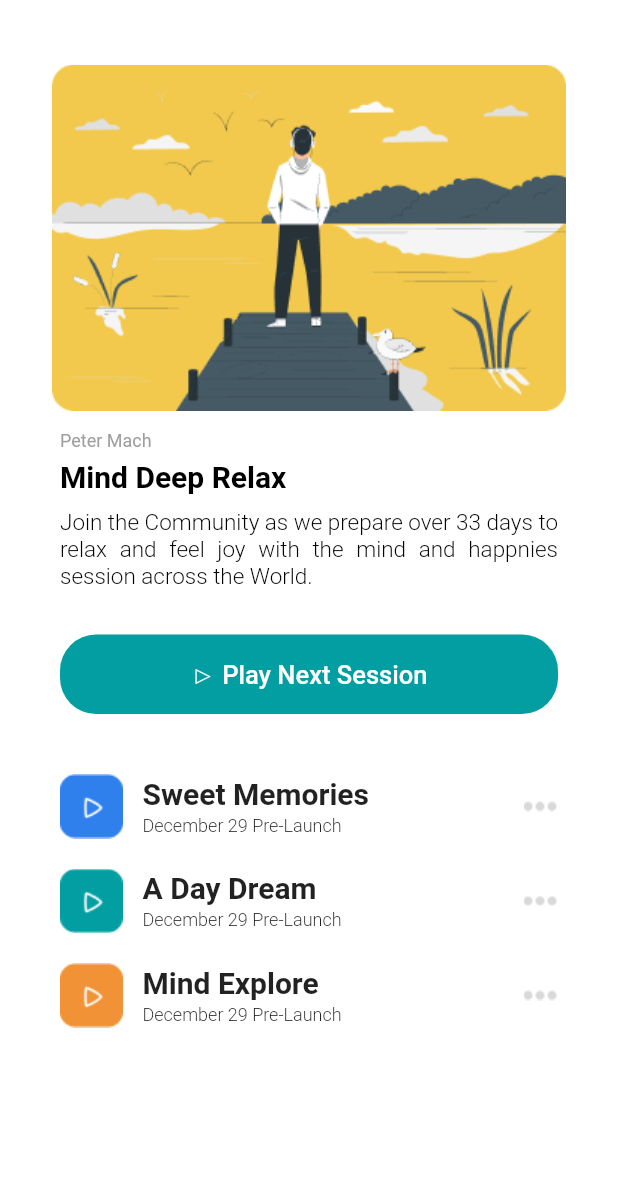
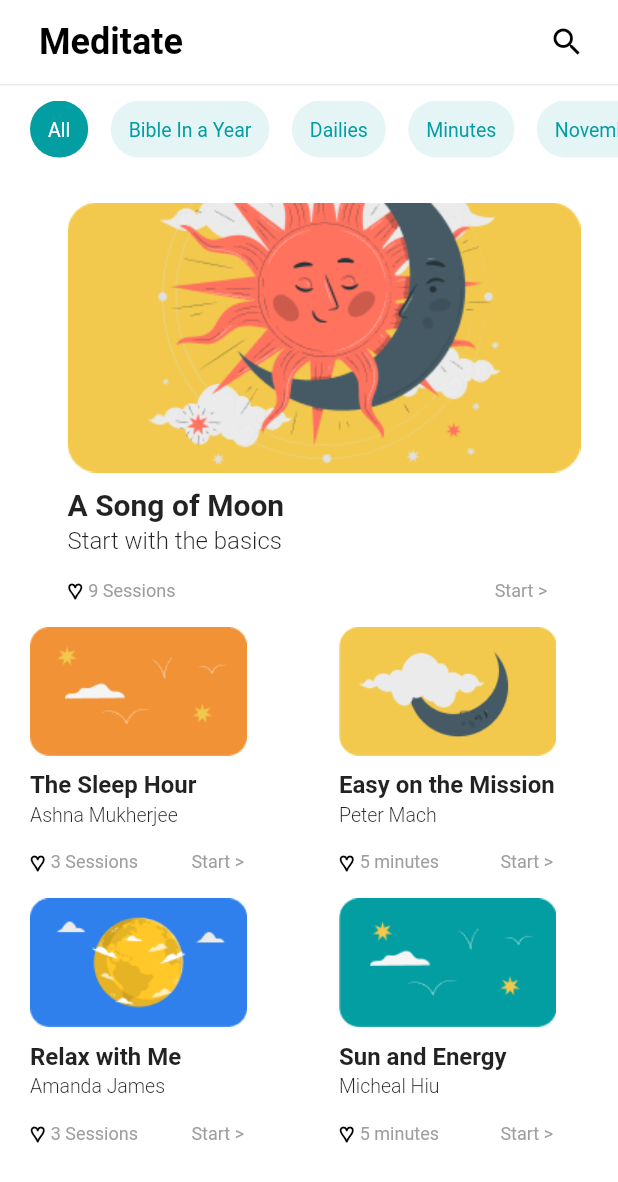
Before and after one commit to protocall911/flutter_welcome_screen, a Flutter app: the PlaylistScreen screen opened directly, after a tap on "▷ Play Next Session", on a phone screen of 412 x 824 dp. Shown: the top 1182 px of the screen. Run offline on Flutter 3.47's test engine with Material 2 defaults, Android fonts, the phone set to English and light mode, and no system bars.

Commit message:
Added third screen

```diff
--- /dev/null
+++ b/lib/MeditateScreen/components/body.dart
@@ -0,0 +1,57 @@
+import 'package:flutter/material.dart';
+import 'package:welcome_screen/MeditateScreen/components/main_playlist_card.dart';
+import 'package:welcome_screen/MeditateScreen/components/playlist_card.dart';
+import 'package:welcome_screen/MeditateScreen/components/tag_list.dart';
+
+class Body extends StatelessWidget {
+  @override
+  Widget build(BuildContext context) {
+    return Column(
+      children: <Widget>[
+        TagList(),
+        SizedBox(height: 20),
+        MainPlaylistCard(),
+        Container(
+          child: Row(
+            children: <Widget>[
+              Expanded(
+                child: PlaylistCard(
+                    img: 'assets/images/img_orange_birds.png',
+                    title: 'The Sleep Hour',
+                    author: 'Ashna Mukherjee',
+                    time: '3 Sessions'),
+              ),
+              Expanded(
+                child: PlaylistCard(
+                    img: 'assets/images/img_yellow_lune.png',
+                    title: 'Easy on the Mission',
+                    author: 'Peter Mach',
+                    time: '5 minutes'),
+              ),
+            ],
+          ),
+        ),
+        Container(
+          child: Row(
+            children: <Widget>[
+              Expanded(
+                child: PlaylistCard(
+                    img: 'assets/images/img_blue_planet.png',
+                    title: 'Relax with Me',
+                    author: 'Amanda James',
+                    time: '3 Sessions'),
+              ),
+              Expanded(
+                child: PlaylistCard(
+                    img: 'assets/images/img_green_birds.png',
+                    title: 'Sun and Energy',
+                    author: 'Micheal Hiu',
+                    time: '5 minutes'),
+              ),
+            ],
+          ),
+        ),
+      ],
+    );
+  }
+}
--- /dev/null
+++ b/lib/MeditateScreen/components/main_playlist_card.dart
@@ -0,0 +1,77 @@
+import 'package:flutter/material.dart';
+
+class MainPlaylistCard extends StatelessWidget {
+  const MainPlaylistCard({
+    Key? key
+  }) : super(key: key);
+
+
+  @override
+  Widget build(BuildContext context) {
+    Size size = MediaQuery.of(context).size;
+    return Column(
+      crossAxisAlignment: CrossAxisAlignment.start,
+      children: <Widget>[
+        Container(
+          padding: EdgeInsets.only(left: 20),
+          child: Image.asset('assets/images/img_sun_lune.png'),
+        ),
+        SizedBox(
+          height: 10,
+        ),
+        Padding(
+          padding: EdgeInsets.only(left: 20),
+          child: Column(
+            crossAxisAlignment: CrossAxisAlignment.start,
+            children: <Widget>[
+              Text(
+                'A Song of Moon',
+                style: TextStyle(fontWeight: FontWeight.bold, fontSize: 20),
+              ),
+              SizedBox(
+                height: 3,
+              ),
+              Text(
+                'Start with the basics',
+                style: TextStyle(fontWeight: FontWeight.w300, fontSize: 16),
+              ),
+            ],
+          ),
+        ),
+        Container(
+          width: size.width * 0.86,
+          child: Padding(
+            padding: EdgeInsets.only(left: 20),
+            child: Row(
+              children: <Widget>[
+                Text(
+                  '♡ ',
+                  style:
+                  TextStyle(color: Colors.black, fontWeight: FontWeight.bold),
+                ),
+                Text(
+                  '9 Sessions',
+                  style: TextStyle(
+                      color: Colors.grey,
+                      fontWeight: FontWeight.normal,
+                      fontSize: 12),
+                ),
+                Spacer(),
+                TextButton(
+                  onPressed: () {},
+                  child: Text(
+                    'Start >',
+                    style: TextStyle(
+                        color: Colors.grey,
+                        fontWeight: FontWeight.normal,
+                        fontSize: 12),
+                  ),
+                ),
+              ],
+            ),
+          ),
+        ),
+      ],
+    );
+  }
+}
--- /dev/null
+++ b/lib/MeditateScreen/components/playlist_card.dart
@@ -0,0 +1,83 @@
+import 'package:flutter/material.dart';
+
+class PlaylistCard extends StatelessWidget {
+  final String img, title, author, time;
+
+  const PlaylistCard({
+    Key? key,
+    required this.img,
+    required this.title,
+    required this.author,
+    required this.time,
+  }) : super(key: key);
+
+  @override
+  Widget build(BuildContext context) {
+    Size size = MediaQuery.of(context).size;
+    return Column(
+      crossAxisAlignment: CrossAxisAlignment.start,
+      children: <Widget>[
+        Container(
+          padding: EdgeInsets.only(left: 20),
+          child: Image.asset(img),
+          width: size.width * 0.4,
+        ),
+        SizedBox(
+          height: 10,
+        ),
+        Padding(
+          padding: EdgeInsets.only(left: 20),
+          child: Column(
+            crossAxisAlignment: CrossAxisAlignment.start,
+            children: <Widget>[
+              Text(
+                title,
+                style: TextStyle(fontWeight: FontWeight.bold, fontSize: 16),
+              ),
+              SizedBox(
+                height: 3,
+              ),
+              Text(
+                author,
+                style: TextStyle(fontWeight: FontWeight.w300, fontSize: 13),
+              ),
+            ],
+          ),
+        ),
+        Container(
+          width: size.width * 0.43,
+          child: Padding(
+            padding: EdgeInsets.only(left: 20),
+            child: Row(
+              children: <Widget>[
+                Text(
+                  '♡ ',
+                  style:
+                  TextStyle(color: Colors.black, fontWeight: FontWeight.bold),
+                ),
+                Text(
+                  time,
+                  style: TextStyle(
+                      color: Colors.grey,
+                      fontWeight: FontWeight.normal,
+                      fontSize: 12),
+                ),
+                Spacer(),
+                TextButton(
+                  onPressed: () {},
+                  child: Text(
+                    'Start >',
+                    style: TextStyle(
+                        color: Colors.grey,
+                        fontWeight: FontWeight.normal,
+                        fontSize: 12),
+                  ),
+                ),
+              ],
+            ),
+          ),
+        ),
+      ],
+    );
+  }
+}
--- /dev/null
+++ b/lib/MeditateScreen/components/tag_list.dart
@@ -0,0 +1,58 @@
+import 'package:flutter/material.dart';
+import 'package:welcome_screen/main.dart';
+
+class TagList extends StatefulWidget {
+  @override
+  _TagListState createState() => _TagListState();
+}
+
+class _TagListState extends State<TagList> {
+  final tagsList = <String>[
+    'All',
+    'Bible In a Year',
+    'Dailies',
+    'Minutes',
+    'November'
+  ];
+  var selected = 0;
+
+  @override
+  Widget build(BuildContext context) {
+    return Container(
+      padding: EdgeInsets.only(left: 20, top: 10, bottom: 10),
+      height: 58,
+      child: ListView.separated(
+          scrollDirection: Axis.horizontal,
+          itemBuilder: (context, index) => GestureDetector(
+                onTap: () {
+                  setState(() {
+                    selected = index;
+                  });
+                },
+                child: Container(
+                  padding: EdgeInsets.symmetric(
+                    vertical: 12,
+                    horizontal: 12,
+                  ),
+                  decoration: BoxDecoration(
+                    borderRadius: BorderRadius.circular(20),
+                    color: selected == index
+                        ? kPrimaryColor
+                        : Theme.of(context).primaryColor.withOpacity(0.1),
+                  ),
+                  child: Text(
+                    tagsList[index],
+                    style: TextStyle(
+                      color: selected == index ? Colors.white : kPrimaryColor,
+                      fontSize: 13,
+                    ),
+                  ),
+                ),
+              ),
+          separatorBuilder: (_, index) => SizedBox(
+                width: 15,
+              ),
+          itemCount: tagsList.length),
+    );
+  }
+}
--- a/lib/MeditateScreen/meditate_screen.dart
+++ b/lib/MeditateScreen/meditate_screen.dart
@@ -0,0 +1,38 @@
+import 'package:flutter/material.dart';
+import 'package:welcome_screen/MeditateScreen/components/body.dart';
+import 'package:welcome_screen/main.dart';
+
+class MeditateScreen extends StatelessWidget {
+  @override
+  Widget build(BuildContext context) {
+    return Scaffold(
+        backgroundColor: Colors.white,
+        appBar: AppBar(
+          titleSpacing: -30,
+          title: Text(
+            'Meditate',
+            style: Theme.of(context)
+              .textTheme
+              .headline5
+              ?.copyWith(fontWeight: FontWeight.bold, color: Colors.black)
+          ),
+          elevation: 0,
+          backgroundColor: Colors.transparent,
+          bottom: PreferredSize(
+            child: Container(
+              color: kAppBarBottomLineColor,
+              height: 1.0,
+            ),
+            preferredSize: Size.fromHeight(1.0),
+          ),
+          actions: <Widget>[
+            IconButton(
+              padding: EdgeInsets.only( right: 20),
+                onPressed: () {},
+                icon: Icon(Icons.search, color: Colors.black),
+            ),
+          ],
+        ),
+        body: Body());
+  }
+}
--- a/lib/PlaylistScreen/components/body.dart
+++ b/lib/PlaylistScreen/components/body.dart
@@ -1,4 +1,5 @@
 import 'package:flutter/material.dart';
+import 'package:welcome_screen/MeditateScreen/meditate_screen.dart';
 import 'package:welcome_screen/PlaylistScreen/components/track_card.dart';
 import 'package:welcome_screen/main.dart';
 
@@ -69,7 +70,16 @@ class Body extends StatelessWidget {
                           borderRadius: BorderRadius.circular(24.0)),
                     ),
                   ),
-                  onPressed: () {},
+                  onPressed: () {
+                    Navigator.push(
+                      context,
+                      MaterialPageRoute(
+                        builder: (context) {
+                          return MeditateScreen();
+                        },
+                      ),
+                    );
+                  },
                   child: Text('▷ Play Next Session',
                       style: TextStyle(color: Colors.white, fontSize: 17)),
                 ),
--- a/lib/main.dart
+++ b/lib/main.dart
@@ -4,6 +4,7 @@ import 'package:welcome_screen/WelcomeScreen/weclome_screen.dart';
 const kPrimaryColor = Color(0xFF039EA2);
 const kContinueWithEmailOrPhoneButtonColor = Color(0xFFCDFDFE);
 const kPlayNextSessionButtonColor = Color(0xFF039EA2);
+const kAppBarBottomLineColor = Color(0xFFEBEBEB);
 
 void main() {
   runApp(const MyApp());
@@ -18,7 +19,7 @@ class MyApp extends StatelessWidget {
       debugShowCheckedModeBanner: false,
       title: 'Flutter Welcome Screen',
       theme: ThemeData(
-        primaryColor: Colors.white,
+        primaryColor: kPrimaryColor,
         scaffoldBackgroundColor: kPrimaryColor,
       ),
       home: WelcomeScreen(),
--- a/pubspec.yaml
+++ b/pubspec.yaml
@@ -37,6 +37,7 @@ dependencies:
   # Use with the CupertinoIcons class for iOS style icons.
   cupertino_icons: ^1.0.2
   flutter_svg: ^1.1.5
+  flutter_launcher_icons: ^0.9.2
 
 dev_dependencies:
   flutter_test:
```
Also changed, not shown: assets/images/img_blue_planet.png (added), assets/images/img_green_birds.png (added), assets/images/img_orange_birds.png (added), assets/images/img_sun_lune.png (added), assets/images/img_yellow_lune.png (added), pubspec.lock.
